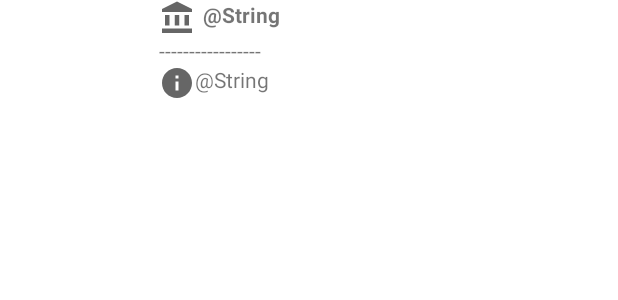
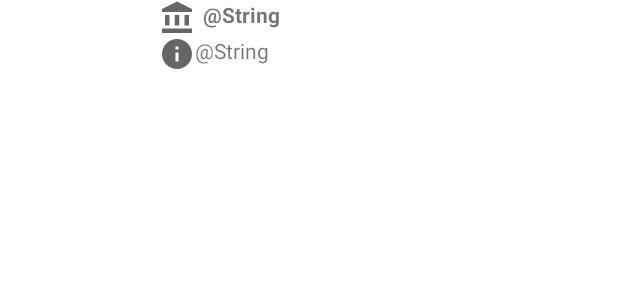
Before and after one commit to 2021OSS/NoMoreOverpriced, an Android app: the layout activity_custom_info_window.xml on its own in the app's theme, with its tools: preview values and no code run, on a phone screen of 412 x 824 dp. Shown: the top 300 px of the screen. Run offline under Robolectric (Android 15) with nearby library versions, the phone set to English and light mode, and no system bars.

```diff
--- a/app/src/main/res/layout/activity_custom_info_window.xml
+++ b/app/src/main/res/layout/activity_custom_info_window.xml
@@ -21,12 +21,6 @@
         app:drawableLeftCompat="@drawable/ic_baseline_account_balance_24" />
 
     <TextView
-        android:id="@+id/line"
-        android:layout_width="match_parent"
-        android:layout_height="wrap_content"
-        android:text="-----------------" />
-
-    <TextView
         android:layout_width="200dp"
         android:layout_height="wrap_content"
         android:id="@+id/txtPickupSnippet"
```
